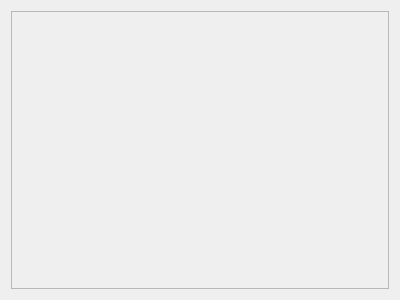
EnderHDMC/MHWISaveEditor, file gui/equipment/equipmenteditortab.ui: the form before one commit.
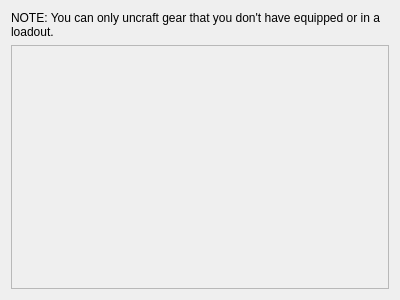
The form after the commit.

```diff
--- a/gui/equipment/equipmenteditortab.ui
+++ b/gui/equipment/equipmenteditortab.ui
@@ -20,7 +20,7 @@
    <string comment="The title of the 'Equipment Editor' tab in the editor.">Equipment Editor</string>
   </property>
   <layout class="QGridLayout" name="gridLayout">
-   <item row="0" column="0">
+   <item row="1" column="0">
     <widget class="QScrollArea" name="scrollArea">
      <property name="widgetResizable">
       <bool>true</bool>
@@ -31,7 +31,7 @@
         <x>0</x>
         <y>0</y>
         <width>380</width>
-        <height>280</height>
+        <height>242</height>
        </rect>
       </property>
       <layout class="QVBoxLayout" name="verticalLayout">
@@ -42,6 +42,16 @@
      </widget>
     </widget>
    </item>
+   <item row="0" column="0">
+    <widget class="QLabel" name="label">
+     <property name="text">
+      <string comment="Note on what gear cannot be uncrafted.">NOTE: You can only uncraft gear that you don't have equipped or in a loadout.</string>
+     </property>
+     <property name="wordWrap">
+      <bool>true</bool>
+     </property>
+    </widget>
+   </item>
   </layout>
  </widget>
  <layoutdefault spacing="6" margin="11"/>
```
